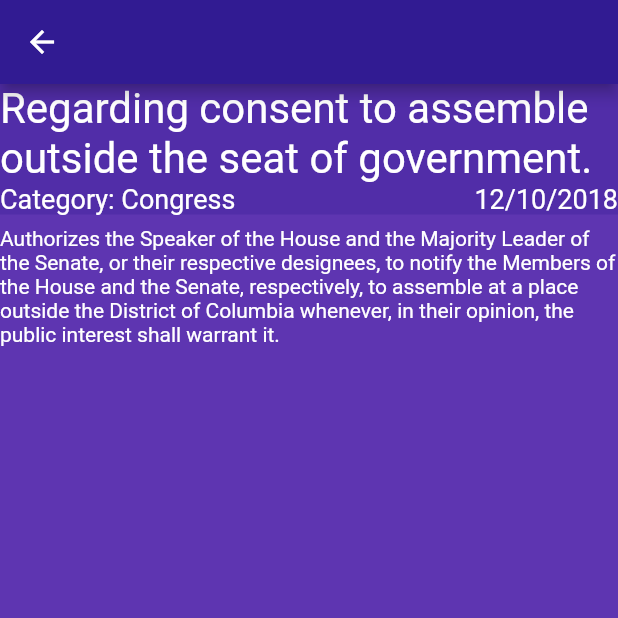
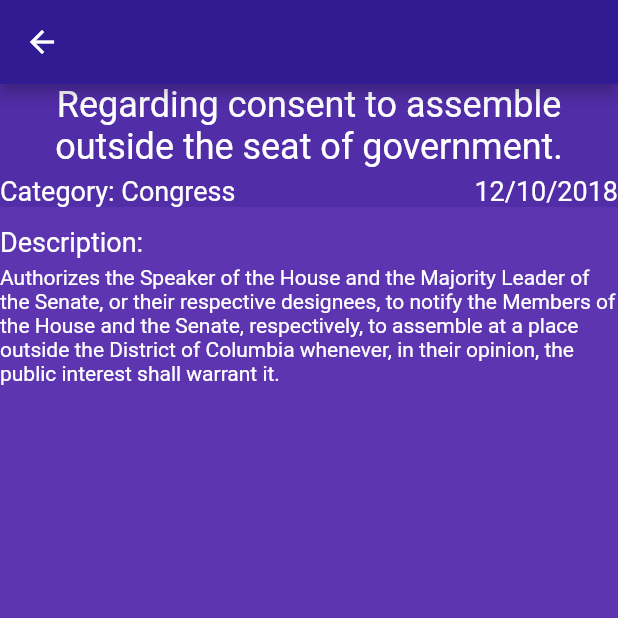
Before and after one commit to PoliticalComputerScience/BillsRUs, a Flutter app: the screen it shows after launch, after a tap on "Regarding consent to assemble outside th", on a phone screen of 412 x 824 dp, the top half of it. Run offline on Flutter 3.47's test engine with Material 2 defaults, Android fonts, the phone set to English and light mode, and no system bars.

Commit message:
more progress on indiv bill page

```diff
--- a/PocketDocket/pocket_docket/lib/BillPage.dart
+++ b/PocketDocket/pocket_docket/lib/BillPage.dart
@@ -23,8 +23,10 @@ class BillPage extends StatelessWidget {
                 style: new TextStyle(
                     inherit: true, color: Colors.white, fontSize: 18.0),
                 child: Column(
+                  crossAxisAlignment: CrossAxisAlignment.center,
                   children: <Widget>[
-                    Text(bill.title, style: new TextStyle(fontSize: 28.0),),
+                    Text(bill.title, style: new TextStyle(fontSize: 24.0), textAlign: TextAlign.center,),
+                    Padding(padding: EdgeInsets.only(top: 5.0),),
                     Row(
                         mainAxisAlignment: MainAxisAlignment.spaceBetween,
                         children: <Widget>[
@@ -35,9 +37,18 @@ class BillPage extends StatelessWidget {
                 ),
               ),
             ),
-            Padding(
+            Padding(padding: EdgeInsets.only(top: 5.0),),
+            Container(
               padding: const EdgeInsets.only(top: 8.0),
-              child: Text(bill.description, style: new TextStyle(color: Colors.white, fontSize: 14.0),),
+              color: Colors.deepPurple[600],
+              child: Column(
+                crossAxisAlignment: CrossAxisAlignment.start,
+                children: <Widget>[
+                  Text("Description:", style: new TextStyle(color: Colors.white, fontSize: 18.0)),
+                  Padding(padding: EdgeInsets.only(top: 5.0),),
+                  Text(bill.description, style: new TextStyle(color: Colors.white, fontSize: 14.0),),
+                ],
+              ),
             ),
           ]),
         ));
```
